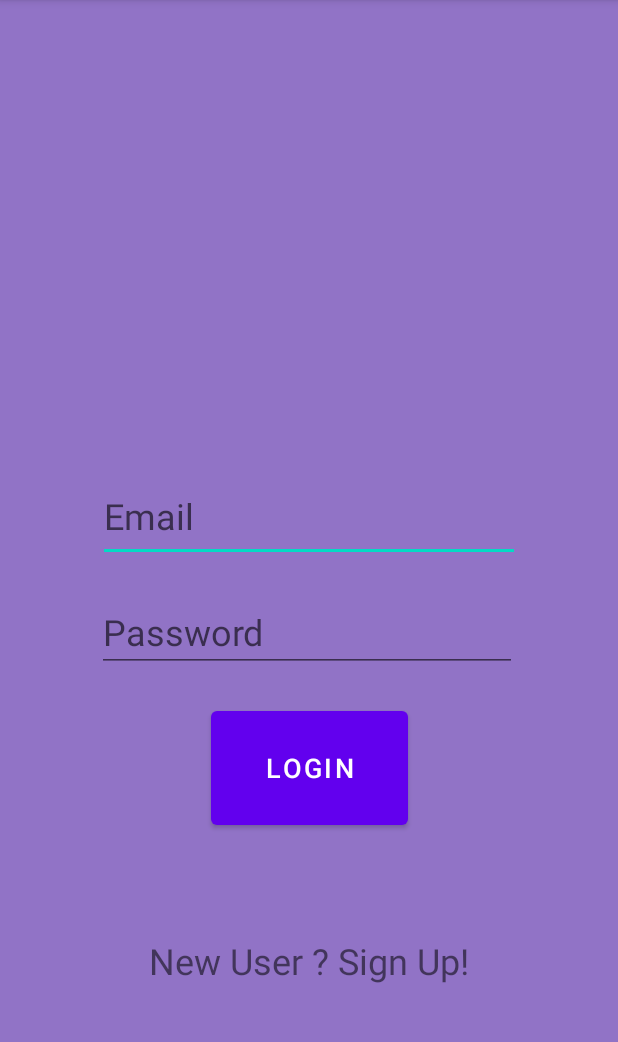
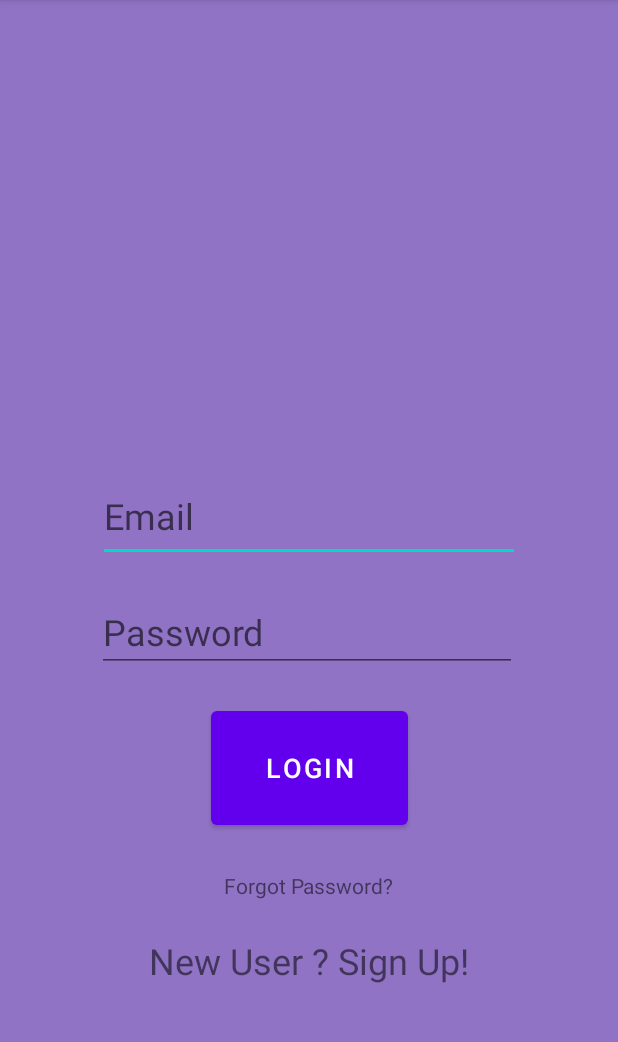
Before and after one commit to Bhuban16/MVP-FITNESS-APP, an Android app: the screen it shows after launch (MainActivity), on a phone screen of 412 x 824 dp, the part 84-1126 px from its top. Run offline under Robolectric (Android 15) with nearby library versions, the phone set to English and light mode, and no system bars; our stand-ins replace Firebase (no records; nobody signed in at launch, a user with empty details on screens opened directly).

Commit message:
Forgot Password

```diff
--- a/app/src/main/AndroidManifest.xml
+++ b/app/src/main/AndroidManifest.xml
@@ -9,6 +9,9 @@
         android:roundIcon="@mipmap/ic_launcher_round"
         android:supportsRtl="true"
         android:theme="@style/Theme.MVPFITNESSAPP">
+        <activity
+            android:name=".PasswordActivity"
+            android:exported="true" />
         <activity
             android:name=".SecondActivity"
             android:exported="true" />
--- a/app/src/main/java/com/example/mvpfitnessapp/MainActivity.java
+++ b/app/src/main/java/com/example/mvpfitnessapp/MainActivity.java
@@ -27,6 +27,7 @@
     private TextView userRegistration;
     private FirebaseAuth firebaseAuth;
     private ProgressDialog progressDialog;
+    private TextView forgotPassword;
 
     @Override
     protected void onCreate(Bundle savedInstanceState) {
@@ -37,6 +38,7 @@
         Password = (EditText) findViewById(R.id.etPassword);
         Login = (Button) findViewById(R.id.btnLogin);
         userRegistration = (TextView) findViewById(R.id.tvRegister);
+        forgotPassword = (TextView) findViewById(R.id.tvForgotPassword);
 
         firebaseAuth = FirebaseAuth.getInstance();
         progressDialog = new ProgressDialog(this);
@@ -61,6 +63,12 @@
             }
         });
 
+        forgotPassword.setOnClickListener(new View.OnClickListener() {
+            @Override
+            public void onClick(View v) {
+                startActivity(new Intent(MainActivity.this, PasswordActivity.class));
+            }
+        });
     }
 
     private void validate(String userName, String userPassword) {
--- a/app/src/main/res/layout/activity_main.xml
+++ b/app/src/main/res/layout/activity_main.xml
@@ -61,5 +61,15 @@
         app:layout_constraintTop_toBottomOf="@+id/btnLogin"
         app:layout_constraintVertical_bias="0.38" />
 
+    <TextView
+        android:id="@+id/tvForgotPassword"
+        android:layout_width="wrap_content"
+        android:layout_height="wrap_content"
+        android:text="Forgot Password?"
+        app:layout_constraintBottom_toTopOf="@+id/tvRegister"
+        app:layout_constraintEnd_toEndOf="parent"
+        app:layout_constraintStart_toStartOf="parent"
+        app:layout_constraintTop_toBottomOf="@+id/btnLogin" />
+
 
 </androidx.constraintlayout.widget.ConstraintLayout>
```
Also changed, not shown: app/src/main/java/com/example/mvpfitnessapp/PasswordActivity.java (added, +57 -0 lines), app/src/main/res/layout/activity_password.xml (added, +34 -0 lines).
